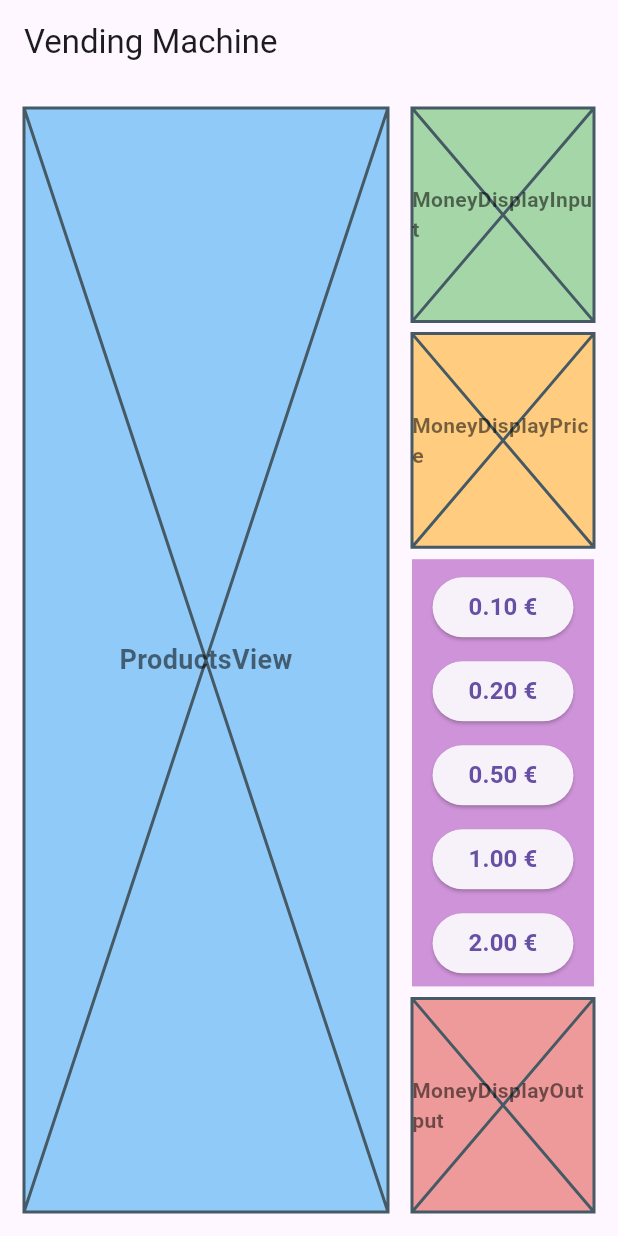
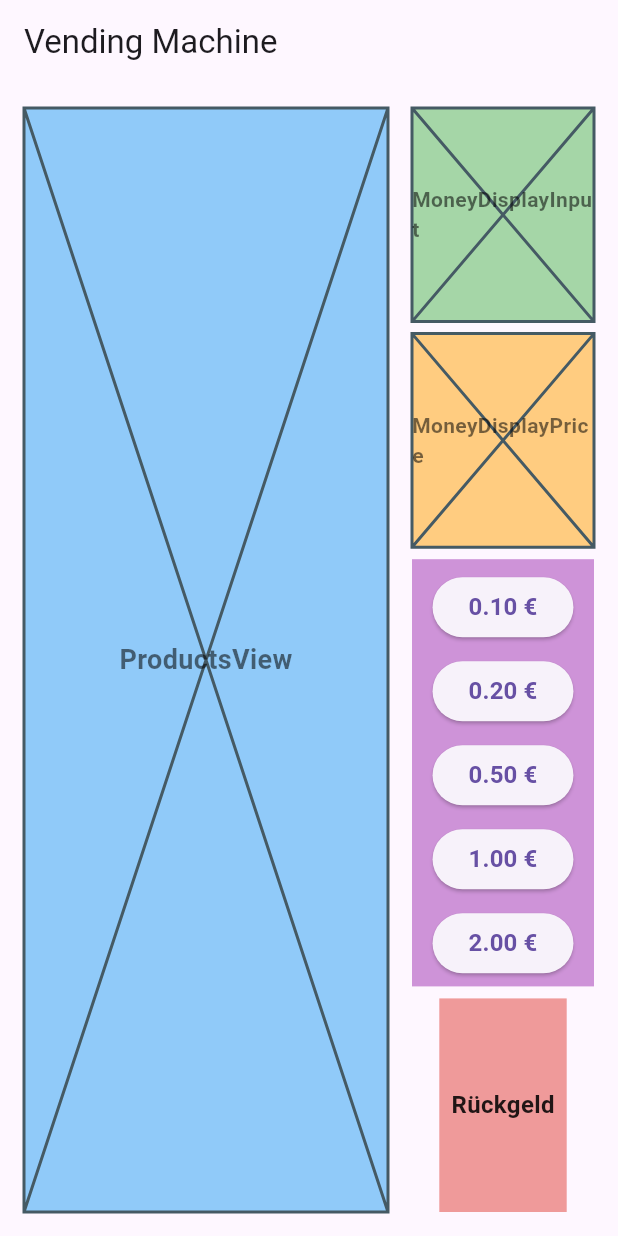
Before and after one commit to cdemy/snackautomat_2502, a Flutter app: the screen it shows after launch, on a phone screen of 412 x 824 dp. Run offline on Flutter 3.47's test engine with Material 3 defaults, Android fonts, the phone set to English and light mode, and no system bars; our stand-ins replace flutter_riverpod.

Commit message:
feat: Implement MoneyDisplayOutputWidget with return credit function
Adds the "Geld entnehmen" button to the output display.
Introduces returnCredit() method in AppNotifier to reset currentCredit.
Ensures proper display of remaining balance as "Rückgeld".

```diff
--- a/lib/screens/main_screen.dart
+++ b/lib/screens/main_screen.dart
@@ -74,7 +74,7 @@ class VendingMachineScreen extends StatelessWidget {
                   // Anzeige des Geldes im Restschacht
                   Expanded(
                     flex: 1,
-                    child: MoneyDisplayOutput(),
+                    child: MoneyDisplayOutputWidget(),
                   ),
                 ],
               ),
--- a/lib/widgets/money_display_output_widget.dart
+++ b/lib/widgets/money_display_output_widget.dart
@@ -1,24 +1,56 @@
-// MoneyDisplayOutput Widget
+import 'package:flutter/material.dart';
+import 'package:flutter_riverpod/flutter_riverpod.dart';
+import 'package:snackauotmat_2502/state/app_notifier.dart';
 
-import 'package:flutter/material.dart';
-
-class MoneyDisplayOutput extends StatelessWidget {
-  const MoneyDisplayOutput({super.key});
+class MoneyDisplayOutputWidget extends ConsumerWidget {
+  const MoneyDisplayOutputWidget({super.key});
 
   @override
-  Widget build(BuildContext context) {
+  Widget build(BuildContext context, WidgetRef ref) {
+    final appState = ref.watch(appNotifierProvider);
+    final appNotifier = ref.read(appNotifierProvider.notifier);
+
+    final currentCreditInCents = appState.currentCredit;
+    final currentCreditInEuro = currentCreditInCents / 100.0;
+
+    String displayText;
+    if (currentCreditInEuro > 0) {
+      displayText = 'Rückgeld: ${currentCreditInEuro.toStringAsFixed(2)} €';
+    } else {
+      displayText = 'Rückgeld';
+    }
+
     return Container(
       color: Colors.red[200],
-      child: Placeholder(
-        child: Center(
-          child: Text(
-            'MoneyDisplayOutput',
-            style: TextStyle(
-              fontSize: 14,
-              fontWeight: FontWeight.bold,
-              color: Colors.black54,
+      child: Padding(
+        padding: const EdgeInsets.all(8.0),
+        child: Column(
+          mainAxisAlignment: MainAxisAlignment.center,
+          children: [
+            Text(
+              displayText,
+              style: const TextStyle(
+                fontSize: 16,
+                fontWeight: FontWeight.bold,
+                color: Colors.black87,
+              ),
             ),
-          ),
+            if (currentCreditInEuro > 0) const SizedBox(height: 8),
+            if (currentCreditInEuro > 0)
+              ElevatedButton(
+                onPressed: () {
+                  appNotifier.returnCredit();
+                },
+                style: ElevatedButton.styleFrom(
+                  backgroundColor: Colors.red[700],
+                  foregroundColor: Colors.white,
+                ),
+                child: const Text(
+                  'Geld entnehmen',
+                  style: TextStyle(fontSize: 14),
+                ),
+              ),
+          ],
         ),
       ),
     );
```
Also changed, not shown: lib/state/app_notifier.dart (+23 -26 lines).
